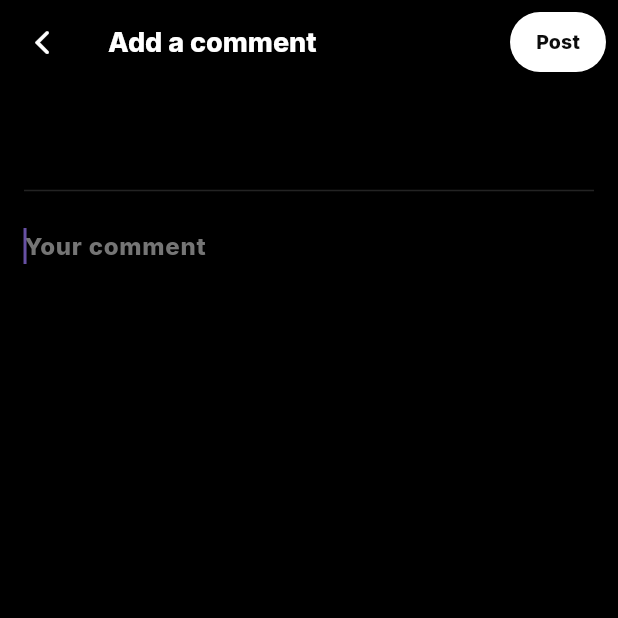
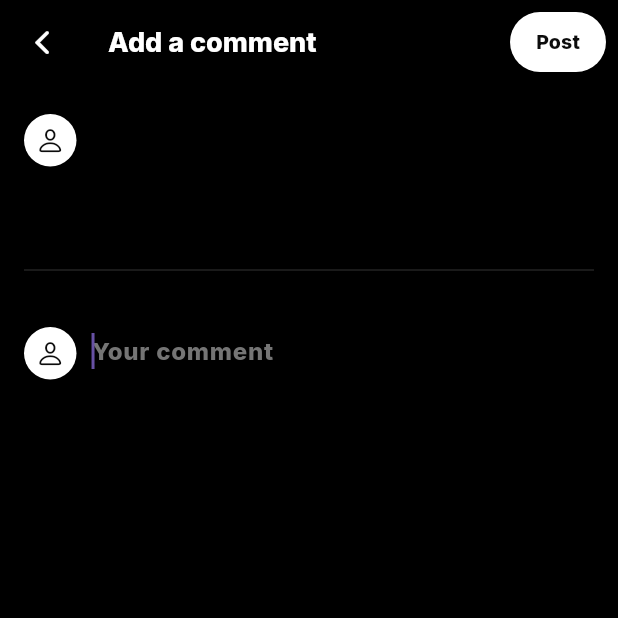
Before and after one commit to Tho100/revent, a Flutter app: the PostCommentPage screen opened directly with empty values, on a phone screen of 412 x 824 dp, the top half of it. Run offline on Flutter 3.47's test engine with Material 3 defaults, Android fonts, the phone set to English and light mode, and no system bars; our stand-ins replace flutter_cache_manager, flutter_dotenv, flutter_native_image, get_it, google_fonts; missing offline and left inert: dynamic_height_grid_view, image_picker_plus, mysql_client.

Commit message:
Redesigned post-comment page

```diff
--- a/lib/pages/comment/post_comment_page.dart
+++ b/lib/pages/comment/post_comment_page.dart
@@ -1,6 +1,9 @@
+import 'dart:typed_data';
+
 import 'package:flutter/material.dart';
 import 'package:get_it/get_it.dart';
 import 'package:google_fonts/google_fonts.dart';
+import 'package:revent/provider/profile/profile_data_provider.dart';
 import 'package:revent/provider/user_data_provider.dart';
 import 'package:revent/provider/vent/vent_comment_provider.dart';
 import 'package:revent/themes/theme_color.dart';
@@ -9,15 +12,18 @@ import 'package:revent/ui_dialog/snack_bar.dart';
 import 'package:revent/vent_query/vent_actions.dart';
 import 'package:revent/widgets/app_bar.dart';
 import 'package:revent/widgets/buttons/sub_button.dart';
+import 'package:revent/widgets/profile_picture.dart';
 
 class PostCommentPage extends StatefulWidget {
 
   final String title;
   final String creator;
+  final Uint8List creatorPfp;
 
   const PostCommentPage({
     required this.title,
     required this.creator,
+    required this.creatorPfp,
     super.key
   });
 
@@ -66,6 +72,36 @@ class PostCommentPageState extends State<PostCommentPage> {
 
   }
 
+  Widget _buildCreatorInfo() {
+    return Row(
+      children: [
+
+        SizedBox(
+          width: 35,
+          height: 35,
+          child: ProfilePictureWidget(
+            customHeight: 35,
+            customWidth: 35,
+            customEmptyPfpSize: 20,
+            pfpData: widget.creatorPfp
+          ),
+        ),
+
+        const SizedBox(width: 10),
+
+        Text(
+          widget.creator,
+          style: GoogleFonts.inter(
+            color: ThemeColor.secondaryWhite,
+            fontWeight: FontWeight.w800,
+            fontSize: 14.5
+          ),
+        ),
+
+      ]
+    );
+  }
+
   Widget _buildTitle() {
     return Text(
       widget.title,
@@ -79,7 +115,7 @@ class PostCommentPageState extends State<PostCommentPage> {
 
   Widget _buildCommentTextField() {
     return Transform.translate(
-      offset: const Offset(0, -25),
+      offset: const Offset(0, -8),
       child: SizedBox(
         height: MediaQuery.of(context).size.height - 185,
         child: TextFormField(
@@ -109,6 +145,32 @@ class PostCommentPageState extends State<PostCommentPage> {
     );
   }
 
+  Widget _buildTextFieldRow() {
+    return Row(
+      crossAxisAlignment: CrossAxisAlignment.start,
+      children: [
+
+        SizedBox(
+          width: 35,
+          height: 35,
+          child: ProfilePictureWidget(
+            customHeight: 35,
+            customWidth: 35,
+            customEmptyPfpSize: 20,
+            pfpData: GetIt.instance<ProfileDataProvider>().profilePicture
+          ),
+        ),
+
+        const SizedBox(width: 10),
+
+        Expanded(
+          child: _buildCommentTextField()
+        ),
+
+      ],
+    );
+  }
+
   Widget _buildBody() {
     return Padding(
       padding: const EdgeInsets.only(top: 20.0, left: 16.0, right: 16.0),
@@ -119,6 +181,10 @@ class PostCommentPageState extends State<PostCommentPage> {
             crossAxisAlignment: CrossAxisAlignment.start,
             children: [
 
+              _buildCreatorInfo(),
+
+              const SizedBox(height: 18),
+
               _buildTitle(),
 
               const SizedBox(height: 12),
@@ -127,7 +193,7 @@ class PostCommentPageState extends State<PostCommentPage> {
 
               const SizedBox(height: 30),
 
-              _buildCommentTextField()
+              _buildTextFieldRow()
 
             ],
           ),
--- a/lib/pages/vent/vent_post_page.dart
+++ b/lib/pages/vent/vent_post_page.dart
@@ -605,7 +605,9 @@ class VentPostPageState extends State<VentPostPage> {
               onPressed: () {
                 Navigator.push(
                   context,
-                  MaterialPageRoute(builder: (_) => PostCommentPage(title: widget.title, creator: widget.creator))
+                  MaterialPageRoute(builder: (_) => PostCommentPage(
+                    title: widget.title, creator: widget.creator, creatorPfp: widget.pfpData
+                  ))
                 );
               },
               child: Container(
```
